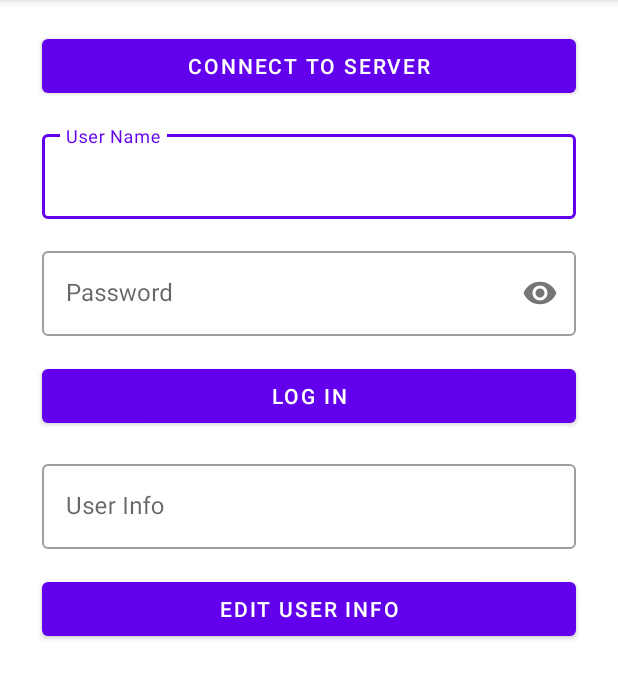
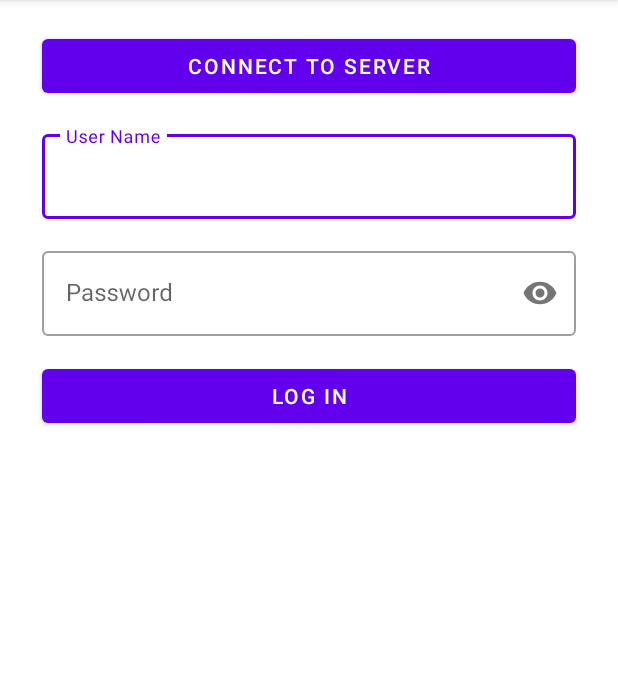
Before and after one commit to maria-in/LogAppClientLaba, an Android app: the screen it shows after launch (MainActivity), after a tap on "LOG IN", on a phone screen of 412 x 824 dp, the part 84-783 px from its top. Run offline under Robolectric (Android 15) with nearby library versions, the phone set to English and light mode, and no system bars.

```diff
--- a/app/src/main/java/com/hannapapova/clientandroid/MainActivity.java
+++ b/app/src/main/java/com/hannapapova/clientandroid/MainActivity.java
@@ -5,12 +5,14 @@ import android.os.Build;
 import android.os.Bundle;
 import android.os.Handler;
 import android.view.View;
+import android.widget.Button;
 import android.widget.Toast;
 
 import androidx.annotation.RequiresApi;
 import androidx.appcompat.app.AppCompatActivity;
 
 import com.google.android.material.textfield.TextInputEditText;
+import com.google.android.material.textfield.TextInputLayout;
 
 import java.io.BufferedReader;
 import java.io.BufferedWriter;
@@ -25,15 +27,18 @@ public class MainActivity extends AppCompatActivity implements View.OnClickListe
 
     public static final int SERVERPORT = 3003;
 
-    public static final String SERVER_IP = "192.168.0.101";
+    public static final String SERVER_IP = "10.160.92.145";
     private ClientThread clientThread;
     private Thread thread;
     private Handler handler;
 
     private TextInputEditText login;
     private TextInputEditText password;
-    private TextInputEditText userInfoEdit;
+    private TextInputEditText userInfoEdit, secondPasswordEditController;
     private Context context;
+    private TextInputLayout userInfoLayout;
+    private TextInputLayout secondPasswordLayout;
+    private Button editButton, sendButton;
 
     @Override
     protected void onCreate(Bundle savedInstanceState) {
@@ -45,15 +50,15 @@ public class MainActivity extends AppCompatActivity implements View.OnClickListe
         login = findViewById(R.id.userNameEditController);
         password = findViewById(R.id.passwordEditController);
         userInfoEdit = findViewById(R.id.userInfoController);
+        userInfoLayout = findViewById(R.id.userInfoLayout);
+        editButton = findViewById(R.id.editButton);
+        secondPasswordLayout = findViewById(R.id.secondPasswordEdit);
+        sendButton = findViewById(R.id.sendSecondPassword);
+        secondPasswordEditController = findViewById(R.id.secondPasswordEditController);
     }
 
     public void showToast(String message) {
-        handler.post(new Runnable() {
-            @Override
-            public void run() {
-                Toast.makeText(context, message, Toast.LENGTH_SHORT).show();
-            }
-        });
+        handler.post(() -> Toast.makeText(context, message, Toast.LENGTH_SHORT).show());
     }
 
     @RequiresApi(api = Build.VERSION_CODES.O)
@@ -81,6 +86,13 @@ public class MainActivity extends AppCompatActivity implements View.OnClickListe
                 clientThread.sendMessage(editString(clientLogin, clientEditInfo));
             }
         }
+        if (view.getId() == R.id.sendSecondPassword) {
+            secondPasswordLayout.setVisibility(View.GONE);
+            sendButton.setVisibility(View.GONE);
+            //send
+            String secondPass = "secondPassword {" + secondPasswordEditController.getText().toString().trim() + "}";
+            clientThread.sendMessage(secondPass);
+        }
     }
 
     class ClientThread implements Runnable {
@@ -97,20 +109,42 @@ public class MainActivity extends AppCompatActivity implements View.OnClickListe
                     this.input = new BufferedReader(new InputStreamReader(socket.getInputStream()));
                     String message = input.readLine();
                     if (null == message || "Disconnect".contentEquals(message)) {
+                        handler.post(() -> {
+                            userInfoLayout.setVisibility(View.GONE);
+                            editButton.setVisibility(View.GONE);
+                        });
                         Thread.interrupted();
                         break;
                     }
-                    if (message.equals("login error")) {
+                    if (message.equals("Enter second password")) {
+                        handler.post(() -> {
+                            secondPasswordLayout.setVisibility(View.VISIBLE);
+                            sendButton.setVisibility(View.VISIBLE);
+                        });
+                    } else if (message.equals("login error")) {
                         showToast("This user doesn't exist");
+                        handler.post(() -> {
+                            userInfoLayout.setVisibility(View.GONE);
+                            editButton.setVisibility(View.GONE);
+                        });
                     } else {
                         if (message.equals("password error")) {
                             showToast("Wrong password");
+                            handler.post(() -> {
+                                userInfoLayout.setVisibility(View.GONE);
+                                editButton.setVisibility(View.GONE);
+                            });
                         } else {
                             String operationWord = message.substring(0, message.indexOf(" "));
                             if (operationWord.equals("auth")) {
                                 String userInfo = message.substring(message.lastIndexOf('{') + 1, message.lastIndexOf('}'));
                                 showToast("Successfully logged in");
-                                handler.post(() -> userInfoEdit.setText(userInfo));
+                                handler.post(() -> {
+                                    userInfoLayout.setVisibility(View.VISIBLE);
+                                    editButton.setVisibility(View.VISIBLE);
+                                    userInfoEdit.setText(userInfo);
+                                });
+
                             } else if (operationWord.equals("edit")) {
                                 showToast("Info saved");
                             }
@@ -148,12 +182,10 @@ public class MainActivity extends AppCompatActivity implements View.OnClickListe
     }
 
     public static String authString(String username, String password) {
-        String authString = "auth {" + username + "}{" + password + "}";
-        return authString;
+        return "auth {" + username + "}{" + password + "}";
     }
 
     public static String editString(String username, String editInfo) {
-        String editString = "edit {" + username + "}{" + editInfo + "}";
-        return editString;
+        return "edit {" + username + "}{" + editInfo + "}";
     }
 }
--- a/app/src/main/res/layout/activity_main.xml
+++ b/app/src/main/res/layout/activity_main.xml
@@ -75,7 +75,43 @@
         app:layout_constraintTop_toBottomOf="@+id/passwordEdit" />
 
     <com.google.android.material.textfield.TextInputLayout
-        android:id="@+id/userInfo"
+        android:id="@+id/secondPasswordEdit"
+        style="@style/TextEditFields"
+        android:layout_width="match_parent"
+        android:layout_height="wrap_content"
+        android:layout_marginStart="8dp"
+        android:layout_marginTop="16dp"
+        android:layout_marginEnd="8dp"
+        app:layout_constraintEnd_toEndOf="parent"
+        app:layout_constraintStart_toStartOf="parent"
+        app:layout_constraintTop_toBottomOf="@id/logInButton"
+        app:passwordToggleEnabled="true"
+        android:visibility="gone">
+
+        <com.google.android.material.textfield.TextInputEditText
+            android:id="@+id/secondPasswordEditController"
+            android:layout_width="match_parent"
+            android:layout_height="wrap_content"
+            android:hint="Second password"
+            android:inputType="textPassword" />
+    </com.google.android.material.textfield.TextInputLayout>
+
+    <Button
+        android:id="@+id/sendSecondPassword"
+        android:layout_width="0dp"
+        android:layout_height="wrap_content"
+        android:layout_marginStart="8dp"
+        android:layout_marginTop="16dp"
+        android:layout_marginEnd="8dp"
+        android:onClick="onClick"
+        android:text="Send second password"
+        app:layout_constraintEnd_toEndOf="parent"
+        app:layout_constraintStart_toStartOf="parent"
+        app:layout_constraintTop_toBottomOf="@+id/secondPasswordEdit"
+        android:visibility="gone"/>
+
+    <com.google.android.material.textfield.TextInputLayout
+        android:id="@+id/userInfoLayout"
         style="@style/TextEditFields"
         android:layout_width="0dp"
         android:layout_height="wrap_content"
@@ -84,7 +120,8 @@
         android:layout_marginEnd="8dp"
         app:layout_constraintEnd_toEndOf="parent"
         app:layout_constraintStart_toStartOf="parent"
-        app:layout_constraintTop_toBottomOf="@+id/logInButton">
+        app:layout_constraintTop_toBottomOf="@+id/logInButton"
+        android:visibility="gone">
 
         <com.google.android.material.textfield.TextInputEditText
             android:id="@+id/userInfoController"
@@ -104,6 +141,7 @@
         android:text="Edit User Info"
         app:layout_constraintEnd_toEndOf="parent"
         app:layout_constraintStart_toStartOf="parent"
-        app:layout_constraintTop_toBottomOf="@+id/userInfo" />
+        app:layout_constraintTop_toBottomOf="@+id/userInfoLayout"
+        android:visibility="gone"/>
 
 </androidx.constraintlayout.widget.ConstraintLayout>
```
